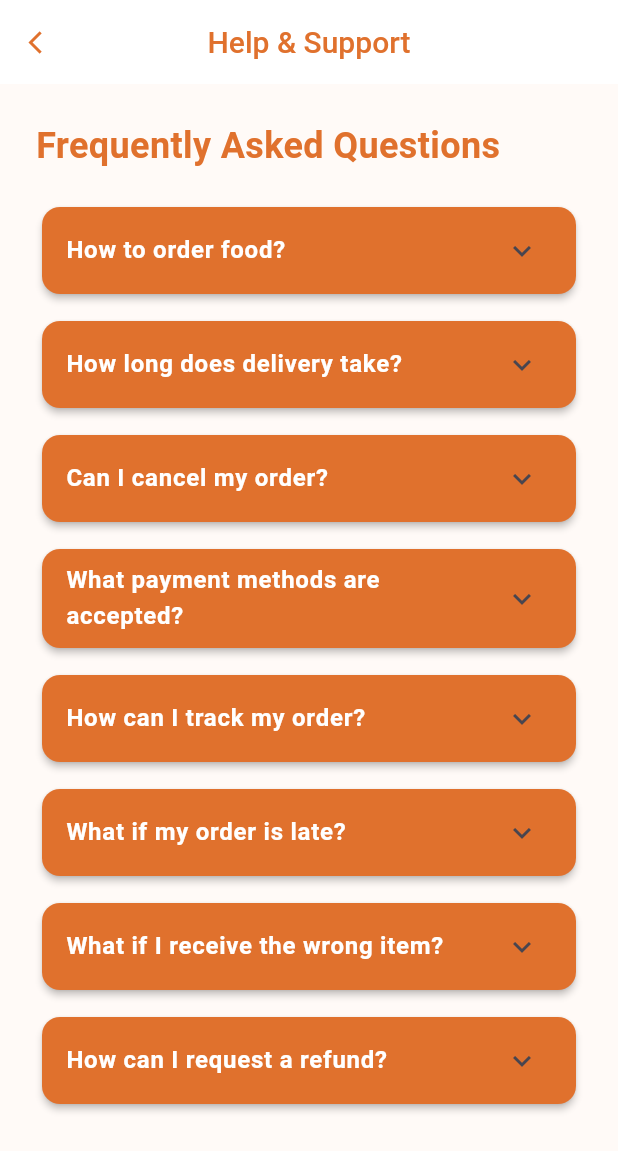
After one commit to sadiascode/Website_With_Flutter, a Flutter app: the HelpScreen screen opened directly, on a phone screen of 412 x 824 dp. The commit adds this screen. Shown: the top 1151 px of the screen. Run offline on Flutter 3.47's test engine with Material 3 defaults, Android fonts, the light colour scheme and no system bars; our stand-ins replace flutter_svg, image_picker.

Commit message:
help/ delete

```diff
--- /dev/null
+++ b/lib/help&support/screen/help_screen.dart
@@ -0,0 +1,268 @@
+import 'package:flutter/material.dart';
+
+class HelpScreen extends StatefulWidget {
+  const HelpScreen({super.key});
+
+  @override
+  State<HelpScreen> createState() => _HelpScreenState();
+}
+
+class _HelpScreenState extends State<HelpScreen> {
+  @override
+  Widget build(BuildContext context) {
+    return Scaffold(
+        backgroundColor: const Color(0xFFFFFAF7),
+
+        appBar: AppBar(
+          centerTitle: true,
+          automaticallyImplyLeading: false,
+          elevation: 0,
+          backgroundColor: Colors.white,
+
+          leading: IconButton(
+            onPressed: () {
+              Navigator.pop(context);
+            },
+            icon: const Icon(
+              Icons.arrow_back_ios,
+              color: Color(0xffE0712D),
+              size: 18,
+            ),
+          ),
+          title: const Text(
+              "Help & Support",
+            style: TextStyle(
+              color: Color(0xffE0712D),
+              fontSize: 20,
+              fontWeight: FontWeight.w500,
+            ),
+          ),
+        ),
+      body: Padding(
+        padding: const EdgeInsets.all(24),
+        child: ListView(
+          children: const [
+
+            Text(
+              "Frequently Asked Questions",
+              style: TextStyle(
+                fontSize: 24,
+                fontWeight: FontWeight.bold,
+                 color: Color(0xffE0712D),
+              ),
+            ),
+
+            SizedBox(height: 20),
+
+            Card(
+              elevation: 2,
+              color: Color(0xffE0712D),
+              child: ExpansionTile(
+                title: Text("How to order food?",
+                  style: TextStyle(
+                    color: Colors.white,
+                    fontWeight: FontWeight.w600,
+                  ),
+                  ),
+                children: [
+                  Padding(
+                    padding: EdgeInsets.all(16),
+                    child: Text(
+                      "Select food → Add to cart → Checkout to confirm your order.",
+                      style: TextStyle(
+                      color: Colors.white,
+                      fontWeight: FontWeight.w600,
+                    ),
+                    ),
+                  )
+                ],
+              ),
+            ),
+
+            SizedBox(height: 10),
+
+            Card(
+              elevation: 2,
+              color: Color(0xffE0712D),
+              child: ExpansionTile(
+                title: Text("How long does delivery take?",
+                  style: TextStyle(
+                    color: Colors.white,
+                    fontWeight: FontWeight.w600,
+                  ),
+                ),
+                children: [
+                  Padding(
+                    padding: EdgeInsets.all(16),
+                    child: Text(
+                      "Delivery normally takes 30-45 minutes.",
+                      style: TextStyle(
+                        color: Colors.white,
+                        fontWeight: FontWeight.w600,
+                      ),
+                    ),
+                  )
+                ],
+              ),
+            ),
+
+            SizedBox(height: 10),
+
+            Card(
+              elevation: 2,
+              color: Color(0xffE0712D),
+              child: ExpansionTile(
+                title: Text("Can I cancel my order?",
+                  style: TextStyle(
+                    color: Colors.white,
+                    fontWeight: FontWeight.w600,
+                  ),),
+                children: [
+                  Padding(
+                    padding: EdgeInsets.all(16),
+                    child: Text(
+                      "Yes, you can cancel before restaurant preparation starts.",
+                      style: TextStyle(
+                        color: Colors.white,
+                        fontWeight: FontWeight.w600,
+                      ),
+                    ),
+                  )
+                ],
+              ),
+            ),
+
+            SizedBox(height: 10),
+
+            Card(
+              elevation: 2,
+              color: Color(0xffE0712D),
+              child: ExpansionTile(
+                title: Text("What payment methods are accepted?",
+                  style: TextStyle(
+                    color: Colors.white,
+                    fontWeight: FontWeight.w600,
+                  ),),
+                children: [
+                  Padding(
+                    padding: EdgeInsets.all(16),
+                    child: Text(
+                      "We accept card, mobile banking and cash on delivery.",
+                      style: TextStyle(
+                        color: Colors.white,
+                        fontWeight: FontWeight.w600,
+                      ),
+                    ),
+                  )
+                ],
+              ),
+            ),
+            SizedBox(height: 10),
+
+            Card(
+              elevation: 2,
+              color: Color(0xffE0712D),
+              child: ExpansionTile(
+                title: Text("How can I track my order?",
+                  style: TextStyle(
+                    color: Colors.white,
+                    fontWeight: FontWeight.w600,
+                  ),),
+                children: [
+                  Padding(
+                    padding: EdgeInsets.all(16),
+                    child: Text(
+                      "Go to the Orders section and select your order to see tracking details.",
+                      style: TextStyle(
+                        color: Colors.white,
+                        fontWeight: FontWeight.w600,
+                      ),
+                    ),
+                  )
+                ],
+              ),
+            ),
+
+            SizedBox(height: 10),
+
+            Card(
+              elevation: 2,
+              color: Color(0xffE0712D),
+              child: ExpansionTile(
+                title: Text("What if my order is late?",
+                  style: TextStyle(
+                    color: Colors.white,
+                    fontWeight: FontWeight.w600,
+                  ),),
+                children: [
+                  Padding(
+                    padding: EdgeInsets.all(16),
+                    child: Text(
+                      "If your order is delayed, please check the order status or contact support.",
+                      style: TextStyle(
+                        color: Colors.white,
+                        fontWeight: FontWeight.w600,
+                      ),
+                    ),
+                  )
+                ],
+              ),
+            ),
+
+            SizedBox(height: 10),
+
+            Card(
+              elevation: 2,
+              color: Color(0xffE0712D),
+              child: ExpansionTile(
+                title: Text("What if I receive the wrong item?",
+                  style: TextStyle(
+                    color: Colors.white,
+                    fontWeight: FontWeight.w600,
+                  ),),
+                children: [
+                  Padding(
+                    padding: EdgeInsets.all(16),
+                    child: Text(
+                      "Please report the issue from the Orders section and our support team will assist you.",
+                      style: TextStyle(
+                        color: Colors.white,
+                        fontWeight: FontWeight.w600,
+                      ),
+                    ),
+                  )
+                ],
+              ),
+            ),
+
+            SizedBox(height: 10),
+
+            Card(
+              elevation: 2,
+              color: Color(0xffE0712D),
+              child: ExpansionTile(
+                title: Text("How can I request a refund?",
+                  style: TextStyle(
+                    color: Colors.white,
+                    fontWeight: FontWeight.w600,
+                  ),),
+                children: [
+                  Padding(
+                    padding: EdgeInsets.all(16),
+                    child: Text(
+                      "Refund requests can be submitted from the order details page.",
+                      style: TextStyle(
+                        color: Colors.white,
+                        fontWeight: FontWeight.w600,
+                      ),
+                    ),
+                  )
+                ],
+              ),
+            ),
+          ],
+        ),
+      ),
+    );
+  }
+}
```
Also changed, not shown: lib/features/home/widget/dashboard_layout.dart (+112 -2 lines).
